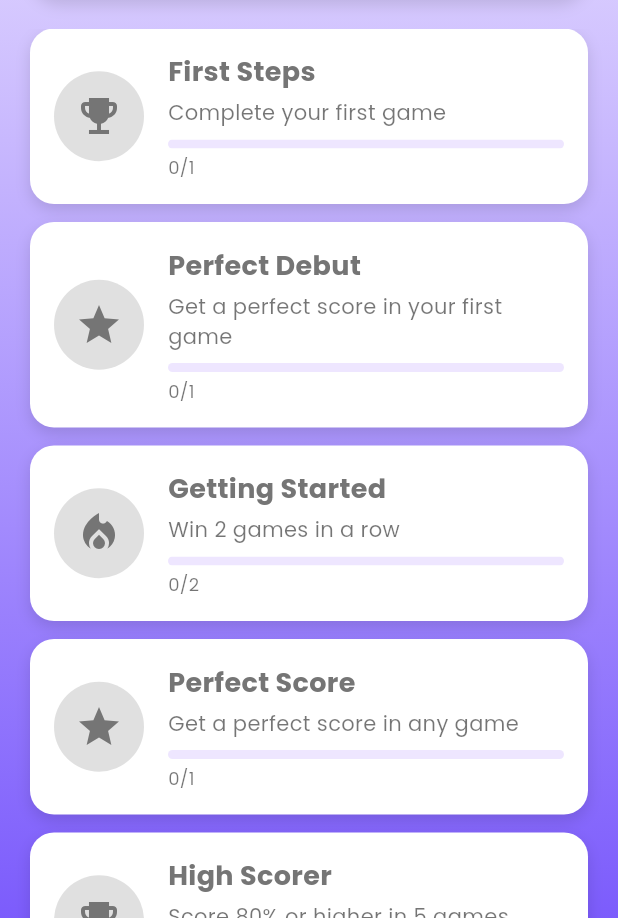
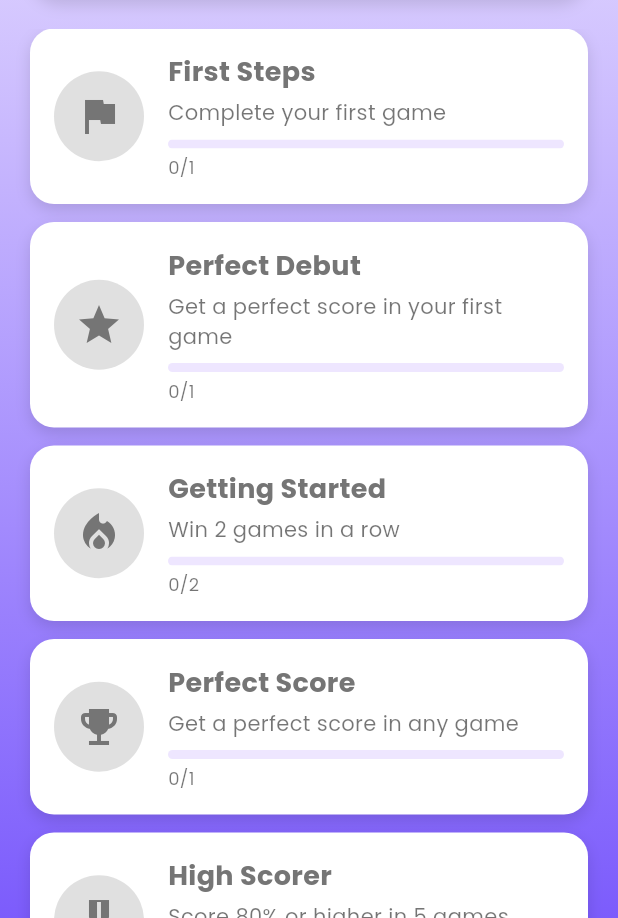
Before and after one commit to xKobeni/SoundSprint, a Flutter app: the AchievementsPage screen opened directly, on a phone screen of 412 x 824 dp. Shown: the part 318-1236 px from the top of the screen. Run offline on Flutter 3.47's test engine with Material 3 defaults, Android fonts, the phone set to English and light mode, and no system bars; drawn by our look-alikes of overlay_support; our stand-ins replace audioplayers, connectivity_plus, image_picker, permission_handler, share_plus, shared_preferences; accounts and stored records are empty; statements that could not run were skipped.

Commit message:
Updated Files

```diff
--- a/lib/models/achievement.dart
+++ b/lib/models/achievement.dart
@@ -1,10 +1,56 @@
 import 'package:flutter/material.dart';
+
+// Expanded icon map for diverse achievement icons
+const Map<String, IconData> achievementIconMap = {
+  'trophy': Icons.emoji_events,
+  'star': Icons.star,
+  'fire': Icons.local_fire_department,
+  'medal': Icons.military_tech,
+  'game': Icons.videogame_asset,
+  'hearing': Icons.hearing,
+  'volume_up': Icons.volume_up,
+  'music_note': Icons.music_note,
+  'check_circle': Icons.check_circle,
+  'book': Icons.book,
+  'meme': Icons.sentiment_very_satisfied,
+  'pets': Icons.pets,
+  'nature': Icons.nature,
+  'audiotrack': Icons.audiotrack,
+  'flag': Icons.flag,
+  'lightbulb': Icons.lightbulb,
+  'science': Icons.science,
+  'translate': Icons.translate,
+  'easy': Icons.sentiment_very_satisfied,
+  'medium': Icons.sentiment_neutral,
+  'hard': Icons.sentiment_very_dissatisfied,
+  'speed': Icons.speed,
+  'category': Icons.category,
+  'games': Icons.games,
+  'sort': Icons.sort,
+  'calendar': Icons.calendar_today,
+  'football': Icons.sports_football,
+  'night': Icons.nightlight_round,
+  'morning': Icons.flight_takeoff,
+  'public': Icons.public,
+  'sentiment_very_satisfied': Icons.sentiment_very_satisfied,
+  'sentiment_neutral': Icons.sentiment_neutral,
+  'sentiment_very_dissatisfied': Icons.sentiment_very_dissatisfied,
+  'sports_football': Icons.sports_football,
+  'nightlight_round': Icons.nightlight_round,
+  'flight_takeoff': Icons.flight_takeoff,
+  'calendar_today': Icons.calendar_today,
+  'diamond': Icons.diamond,
+  'military_tech': Icons.military_tech,
+  'lightbulb_outline': Icons.lightbulb_outline,
+  // Add more as needed
+};
 
 class Achievement {
   final String id;
   final String title;
   final String description;
   final IconData icon;
+  final String iconName; // New: store the icon name
   final int requirement;
   final String type; // 'score', 'streak', 'games', 'accuracy', 'category', 'difficulty'
   final bool isUnlocked;
@@ -17,6 +63,7 @@ class Achievement {
     required this.title,
     required this.description,
     required this.icon,
+    required this.iconName, // New
     required this.requirement,
     required this.type,
     this.isUnlocked = false,
@@ -26,11 +73,13 @@ class Achievement {
   });
 
   factory Achievement.fromJson(Map<String, dynamic> json) {
+    final iconName = json['iconName'] as String? ?? 'star';
     return Achievement(
       id: json['id'] as String,
       title: json['title'] as String,
       description: json['description'] as String,
-      icon: IconData(json['iconCodePoint'] as int, fontFamily: json['iconFontFamily'] as String),
+      icon: achievementIconMap[iconName] ?? Icons.help_outline,
+      iconName: iconName,
       requirement: json['requirement'] as int,
       type: json['type'] as String,
       isUnlocked: json['isUnlocked'] as bool? ?? false,
@@ -47,8 +96,7 @@ class Achievement {
       'id': id,
       'title': title,
       'description': description,
-      'iconCodePoint': icon.codePoint,
-      'iconFontFamily': icon.fontFamily,
+      'iconName': iconName, // Store icon name
       'requirement': requirement,
       'type': type,
       'isUnlocked': isUnlocked,
@@ -63,6 +111,7 @@ class Achievement {
     String? title,
     String? description,
     IconData? icon,
+    String? iconName,
     int? requirement,
     String? type,
     bool? isUnlocked,
@@ -75,6 +124,7 @@ class Achievement {
       title: title ?? this.title,
       description: description ?? this.description,
       icon: icon ?? this.icon,
+      iconName: iconName ?? this.iconName,
       requirement: requirement ?? this.requirement,
       type: type ?? this.type,
       isUnlocked: isUnlocked ?? this.isUnlocked,
--- a/lib/utils/managers/achievement_manager.dart
+++ b/lib/utils/managers/achievement_manager.dart
@@ -14,7 +14,8 @@ class AchievementManager {
       id: 'first_game',
       title: 'First Steps',
       description: 'Complete your first game',
-      icon: Icons.emoji_events,
+      icon: Icons.flag,
+      iconName: 'flag',
       requirement: 1,
       type: 'games',
       maxProgress: 1,
@@ -24,6 +25,7 @@ class AchievementManager {
       title: 'Perfect Debut',
       description: 'Get a perfect score in your first game',
       icon: Icons.star,
+      iconName: 'star',
       requirement: 1,
       type: 'score',
       maxProgress: 1,
@@ -33,6 +35,7 @@ class AchievementManager {
       title: 'Getting Started',
       description: 'Win 2 games in a row',
       icon: Icons.local_fire_department,
+      iconName: 'fire',
       requirement: 2,
       type: 'streak',
       maxProgress: 2,
@@ -43,7 +46,8 @@ class AchievementManager {
       id: 'perfect_score',
       title: 'Perfect Score',
       description: 'Get a perfect score in any game',
-      icon: Icons.star,
+      icon: Icons.emoji_events,
+      iconName: 'trophy',
       requirement: 1,
       type: 'score',
       maxProgress: 1,
@@ -52,7 +56,8 @@ class AchievementManager {
       id: 'high_scorer',
       title: 'High Scorer',
       description: 'Score 80% or higher in 5 games',
-      icon: Icons.emoji_events,
+      icon: Icons.military_tech,
+      iconName: 'medal',
       requirement: 5,
       type: 'score',
       maxProgress: 5,
@@ -61,7 +66,8 @@ class AchievementManager {
       id: 'excellent_player',
       title: 'Excellent Player',
       description: 'Score 90% or higher in 10 games',
-      icon: Icons.emoji_events,
+      icon: Icons.lightbulb,
+      iconName: 'lightbulb',
       requirement: 10,
       type: 'score',
       maxProgress: 10,
@@ -70,7 +76,8 @@ class AchievementManager {
       id: 'master_player',
       title: 'Master Player',
       description: 'Score 95% or higher in 20 games',
-      icon: Icons.diamond,
+      icon: Icons.military_tech,
+      iconName: 'medal',
       requirement: 20,
       type: 'score',
       maxProgress: 20,
@@ -82,6 +89,7 @@ class AchievementManager {
       title: 'Getting Hot',
       description: 'Maintain a 3-game winning streak',
       icon: Icons.local_fire_department,
+      iconName: 'fire',
       requirement: 3,
       type: 'streak',
       maxProgress: 3,
@@ -91,6 +99,7 @@ class AchievementManager {
       title: 'On Fire',
       description: 'Maintain a 5-game winning streak',
       icon: Icons.local_fire_department,
+      iconName: 'fire',
       requirement: 5,
       type: 'streak',
       maxProgress: 5,
@@ -99,7 +108,8 @@ class AchievementManager {
       id: 'streak_10',
       title: 'Unstoppable',
       description: 'Maintain a 10-game winning streak',
-      icon: Icons.local_fire_department,
+      icon: Icons.speed,
+      iconName: 'speed',
       requirement: 10,
       type: 'streak',
       maxProgress: 10,
@@ -109,6 +119,7 @@ class AchievementManager {
       title: 'Legendary',
       description: 'Maintain a 20-game winning streak',
       icon: Icons.emoji_events,
+      iconName: 'trophy',
       requirement: 20,
       type: 'streak',
       maxProgress: 20,
@@ -120,6 +131,7 @@ class AchievementManager {
       title: 'Dedicated Player',
       description: 'Play 10 games',
       icon: Icons.videogame_asset,
+      iconName: 'game',
       requirement: 10,
       type: 'games',
       maxProgress: 10,
@@ -128,7 +140,8 @@ class AchievementManager {
       id: 'games_25',
       title: 'Regular Player',
       description: 'Play 25 games',
-      icon: Icons.videogame_asset,
+      icon: Icons.games,
+      iconName: 'games',
       requirement: 25,
       type: 'games',
       maxProgress: 25,
@@ -137,7 +150,8 @@ class AchievementManager {
       id: 'games_50',
       title: 'Veteran Player',
       description: 'Play 50 games',
-      icon: Icons.videogame_asset,
+      icon: Icons.category,
+      iconName: 'category',
       requirement: 50,
       type: 'games',
       maxProgress: 50,
@@ -147,6 +161,7 @@ class AchievementManager {
       title: 'Century Club',
       description: 'Play 100 games',
       icon: Icons.emoji_events,
+      iconName: 'trophy',
       requirement: 100,
       type: 'games',
       maxProgress: 100,
@@ -156,6 +171,7 @@ class AchievementManager {
       title: 'Addicted',
       description: 'Play 500 games',
       icon: Icons.diamond,
+      iconName: 'diamond',
       requirement: 500,
       type: 'games',
       maxProgress: 500,
@@ -167,6 +183,7 @@ class AchievementManager {
       title: 'Good Listener',
       description: 'Achieve 80% accuracy in a game',
       icon: Icons.hearing,
+      iconName: 'hearing',
       requirement: 1,
       type: 'accuracy',
       maxProgress: 1,
@@ -176,6 +193,7 @@ class AchievementManager {
       title: 'Sharp Ears',
       description: 'Achieve 90% accuracy in a game',
       icon: Icons.hearing,
+      iconName: 'hearing',
       requirement: 1,
       type: 'accuracy',
       maxProgress: 1,
@@ -185,6 +203,7 @@ class AchievementManager {
       title: 'Golden Ears',
       description: 'Achieve 95% accuracy in a game',
       icon: Icons.hearing,
+      iconName: 'hearing',
       requirement: 1,
       type: 'accuracy',
       maxProgress: 1,
@@ -196,6 +215,7 @@ class AchievementManager {
       title: 'Sound Explorer',
       description: 'Complete 5 Guess the Sound games',
       icon: Icons.volume_up,
+      iconName: 'volume_up',
       requirement: 5,
       type: 'mode_sound',
       maxProgress: 5,
@@ -205,6 +225,7 @@ class AchievementManager {
       title: 'Sound Master',
       description: 'Complete 20 Guess the Sound games',
       icon: Icons.volume_up,
+      iconName: 'volume_up',
       requirement: 20,
       type: 'mode_sound',
       maxProgress: 20,
@@ -214,6 +235,7 @@ class AchievementManager {
       title: 'Music Explorer',
       description: 'Complete 5 Guess the Music games',
       icon: Icons.music_note,
+      iconName: 'music_note',
       requirement: 5,
       type: 'mode_music',
       maxProgress: 5,
@@ -223,6 +245,7 @@ class AchievementManager {
       title: 'Music Master',
       description: 'Complete 20 Guess the Music games',
       icon: Icons.music_note,
+      iconName: 'music_note',
       requirement: 20,
       type: 'mode_music',
       maxProgress: 20,
@@ -232,6 +255,7 @@ class AchievementManager {
       title: 'Truth Seeker',
       description: 'Complete 5 True or False games',
       icon: Icons.check_circle,
+      iconName: 'check_circle',
       requirement: 5,
       type: 'mode_truefalse',
       maxProgress: 5,
@@ -241,6 +265,7 @@ class AchievementManager {
       title: 'Truth Master',
       description: 'Complete 20 True or False games',
       icon: Icons.check_circle,
+      iconName: 'check_circle',
       requirement: 20,
       type: 'mode_truefalse',
       maxProgress: 20,
@@ -250,6 +275,7 @@ class AchievementManager {
       title: 'Word Wizard',
       description: 'Complete 5 Vocabulary games',
       icon: Icons.book,
+      iconName: 'book',
       requirement: 5,
       type: 'mode_vocabulary',
       maxProgress: 5,
@@ -259,6 +285,7 @@ class AchievementManager {
       title: 'Word Master',
       description: 'Complete 20 Vocabulary games',
       icon: Icons.book,
+      iconName: 'book',
       requirement: 20,
       type: 'mode_vocabulary',
       maxProgress: 20,
@@ -270,6 +297,7 @@ class AchievementManager {
       title: 'Meme Lord',
       description: 'Complete 10 Filipino Memes Sound games',
       icon: Icons.sentiment_very_satisfied,
+      iconName: 'meme',
       requirement: 10,
       type: 'category_filipino_memes',
       maxProgress: 10,
@@ -279,6 +307,7 @@ class AchievementManager {
       title: 'Popular Culture',
       description: 'Complete 10 Popular Memes Sound games',
       icon: Icons.public,
+      iconName: 'public',
       requirement: 10,
       type: 'category_popular_memes',
       maxProgress: 10,
@@ -288,6 +317,7 @@ class AchievementManager {
       title: 'Animal Whisperer',
       description: 'Complete 10 Animal Sound games',
       icon: Icons.pets,
+      iconName: 'pets',
       requirement: 10,
       type: 'category_animal',
       maxProgress: 10,
@@ -297,6 +327,7 @@ class AchievementManager {
       title: 'Nature Lover',
       description: 'Complete 10 Nature Sound games',
       icon: Icons.nature,
+      iconName: 'nature',
       requirement: 10,
       type: 'category_nature',
       maxProgress: 10,
@@ -305,7 +336,8 @@ class AchievementManager {
       id: 'kpop_fan',
       title: 'K-pop Fan',
       description: 'Complete 10 Kpop Music games',
-      icon: Icons.flag,
+      icon: Icons.audiotrack,
+      iconName: 'audiotrack',
       requirement: 10,
       type: 'category_kpop',
       maxProgress: 10,
@@ -315,6 +347,7 @@ class AchievementManager {
       title: 'Anime Otaku',
       description: 'Complete 10 Anime Openings games',
       icon: Icons.flag,
+      iconName: 'flag',
       requirement: 10,
       type: 'category_anime',
       maxProgress: 10,
@@ -323,7 +356,8 @@ class AchievementManager {
       id: 'opm_lover',
       title: 'OPM Lover',
       description: 'Complete 10 OPM Musics games',
-      icon: Icons.flag,
+      icon: Icons.music_note,
+      iconName: 'music_note',
       requirement: 10,
       type: 'category_opm',
       maxProgress: 10,
@@ -332,7 +366,8 @@ class AchievementManager {
       id: 'knowledge_seeker',
       title: 'Knowledge Seeker',
       description: 'Complete 10 General Knowledge games',
-      icon: Icons.lightbulb,
+      icon: Icons.lightbulb_outline,
+      iconName: 'lightbulb_outline',
       requirement: 10,
       type: 'category_general_knowledge',
       maxProgress: 10,
@@ -342,6 +377,7 @@ class AchievementManager {
       title: 'Science Geek',
       description: 'Complete 10 Science Facts games',
       icon: Icons.science,
+      iconName: 'science',
       requirement: 10,
       type: 'category_science',
       maxProgress: 10,
@@ -351,6 +387,7 @@ class AchievementManager {
       title: 'Synonym Hunter',
       description: 'Complete 10 English Synonyms games',
       icon: Icons.translate,
+      iconName: 'translate',
       requirement: 10,
       type: 'category_english_synonyms',
       maxProgress: 10,
@@ -359,7 +396,8 @@ class AchievementManager {
       id: 'translation_expert',
       title: 'Translation Expert',
       description: 'Complete 10 Filipino-English Translation games',
-      icon: Icons.public,
+      icon: Icons.translate,
+      iconName: 'translate',
       requirement: 10,
       type: 'category_filipino_english',
       maxProgress: 10,
@@ -371,6 +409,7 @@ class AchievementManager {
       title: 'Easy Does It',
       description: 'Complete 10 easy difficulty games',
       icon: Icons.sentiment_very_satisfied,
+      iconName: 'easy',
       requirement: 10,
       type: 'difficulty_easy',
       maxProgress: 10,
@@ -380,6 +419,7 @@ class AchievementManager {
       title: 'Middle Ground',
       description: 'Complete 10 medium difficulty games',
       icon: Icons.sentiment_neutral,
+      iconName: 'medium',
       requirement: 10,
       type: 'difficulty_medium',
       maxProgress: 10,
@@ -389,6 +429,7 @@ class AchievementManager {
       title: 'Hard Core',
       description: 'Complete 10 hard difficulty games',
       icon: Icons.sentiment_very_dissatisfied,
+      iconName: 'hard',
       requirement: 10,
       type: 'difficulty_hard',
       maxProgress: 10,
@@ -398,6 +439,7 @@ class AchievementManager {
       title: 'Hard Master',
       description: 'Complete 50 hard difficulty games',
       icon: Icons.sentiment_very_dissatisfied,
+      iconName: 'hard',
       requirement: 50,
       type: 'difficulty_hard',
       maxProgress: 50,
@@ -409,6 +451,7 @@ class AchievementManager {
       title: 'Speed Demon',
       description: 'Complete a game in under 30 seconds',
       icon: Icons.speed,
+      iconName: 'speed',
       requirement: 1,
       type: 'speed',
       maxProgress: 1,
@@ -418,6 +461,7 @@ class AchievementManager {
       title: 'Lightning Fast',
       description: 'Complete 5 games in under 30 seconds each',
       icon: Icons.speed,
+      iconName: 'speed',
       requirement: 5,
       type: 'speed',
       maxProgress: 5,
@@ -429,6 +473,7 @@ class AchievementManager {
       title: 'Mode Explorer',
       description: 'Play all 4 game modes',
       icon: Icons.games,
+      iconName: 'games',
       requirement: 4,
       type: 'variety_modes',
       maxProgress: 4,
@@ -438,6 +483,7 @@ class AchievementManager {
       title: 'Category Explorer',
       description: 'Play 10 different categories',
       icon: Icons.category,
+      iconName: 'category',
       requirement: 10,
       type: 'variety_categories',
       maxProgress: 10,
@@ -447,6 +493,7 @@ class AchievementManager {
       title: 'Difficulty Explorer',
       description: 'Play all 3 difficulty levels',
       icon: Icons.sort,
+      iconName: 'sort',
       requirement: 3,
       type: 'variety_difficulties',
       maxProgress: 3,
@@ -458,6 +505,7 @@ class AchievementManager {
       title: 'Daily Player',
       description: 'Play games on 7 consecutive days',
       icon: Icons.calendar_today,
+      iconName: 'calendar',
       requirement: 7,
       type: 'daily_streak',
       maxProgress: 7,
@@ -467,6 +515,7 @@ class AchievementManager {
       title: 'Weekend Warrior',
       description: 'Play games on 4 consecutive weekends',
       icon: Icons.sports_football,
+      iconName: 'football',
       requirement: 4,
       type: 'weekend_streak',
       maxProgress: 4,
@@ -476,6 +525,7 @@ class AchievementManager {
       title: 'Night Owl',
       description: 'Play 10 games between 10 PM and 6 AM',
       icon: Icons.nightlight_round,
+      iconName: 'night',
       requirement: 10,
       type: 'night_games',
       maxProgress: 10,
@@ -485,6 +535,7 @@ class AchievementManager {
       title: 'Early Bird',
       description: 'Play 10 games between 6 AM and 10 AM',
       icon: Icons.flight_takeoff,
+      iconName: 'morning',
       requirement: 10,
       type: 'morning_games',
       maxProgress: 10,
@@ -496,6 +547,7 @@ class AchievementManager {
       title: 'First Hundred',
       description: 'Score 100 total points',
       icon: Icons.emoji_events,
+      iconName: 'trophy',
       requirement: 100,
       type: 'total_score',
       maxProgress: 100,
@@ -505,6 +557,7 @@ class AchievementManager {
       title: 'Half Thousand',
       description: 'Score 500 total points',
       icon: Icons.emoji_events,
+      iconName: 'trophy',
       requirement: 500,
       type: 'total_score',
       maxProgress: 500,
@@ -514,6 +567,7 @@ class AchievementManager {
       title: 'Thousand Club',
       description: 'Score 1000 total points',
       icon: Icons.emoji_events,
+      iconName: 'trophy',
       requirement: 1000,
       type: 'total_score',
       maxProgress: 1000,
@@ -523,6 +577,7 @@ class AchievementManager {
       title: 'Five Thousand',
       description: 'Score 5000 total points',
       icon: Icons.emoji_events,
+      iconName: 'trophy',
       requirement: 5000,
       type: 'total_score',
       maxProgress: 5000,
```
Also changed, not shown: assets/data/questions.json, 2 other files.
